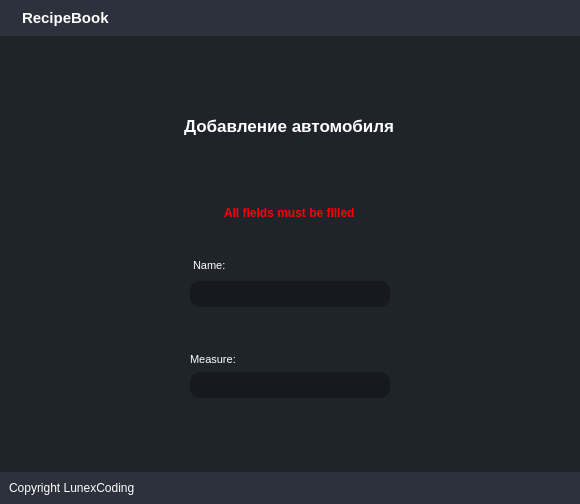
First picture: the form in forms/interface.ui, repository LunexCoding/CarRental, before the edit.
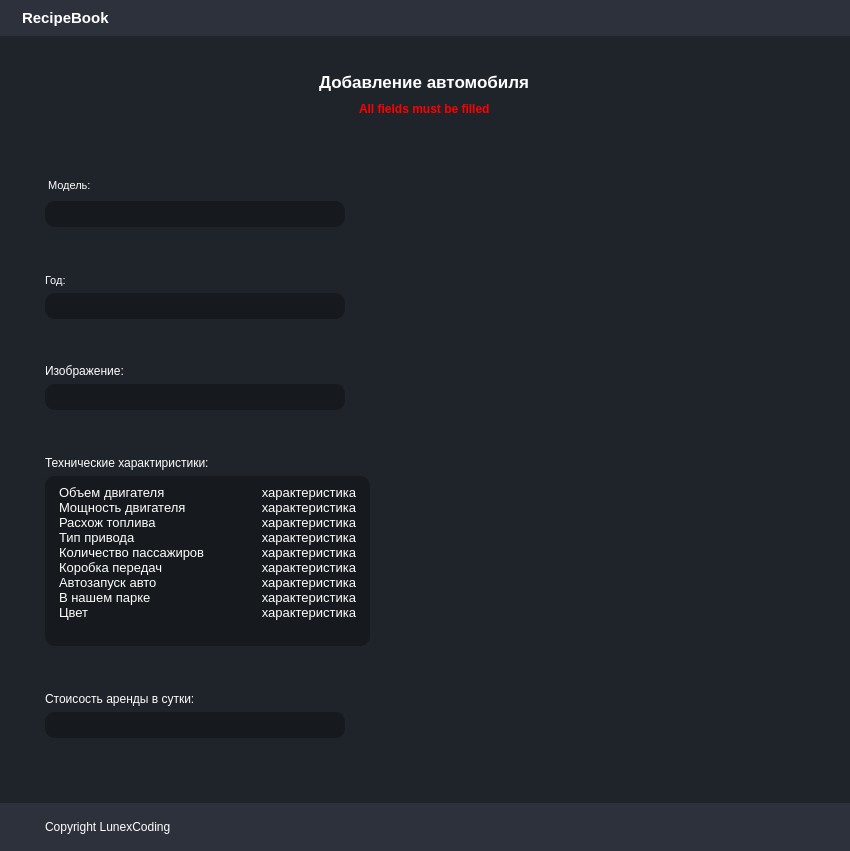
Second picture: the form after the edit. The open tabs and pages were chosen to show the change. Icons and pictures are not drawn. Custom widgets are drawn as their Qt base class.

Commit message: Add basic form for adding a car

The edit to the form file:
```diff
--- a/forms/interface.ui
+++ b/forms/interface.ui
@@ -6,8 +6,8 @@
    <rect>
     <x>0</x>
     <y>0</y>
-    <width>580</width>
-    <height>504</height>
+    <width>850</width>
+    <height>851</height>
    </rect>
   </property>
   <property name="maximumSize">
@@ -33,26 +33,6 @@
 	background-color: #1f232a;
 }
 
-#leftMenuSubContainer {
-	background-color: #16191d;
-}
-
-#leftMenuSubContainer QPushButton {
-	text-align: left;
-	padding: 5px 10px;
-	border-top-left-radius: 10px;
-	border-bottom-left-radius: 10px;
-}
-
-#centerMenuSubContainer, #rightMenuSubContainer {
-	background-color: #2c313c;
-}
-
-#frame_4, #frame_8, #popupNotificationSubContainer {
-	background-color: #16191d;
-	border-radius: 10px;
-}
-
 #headerContainer, #footerContainer {
 	background-color: #2c313c;
 }
@@ -66,154 +46,24 @@
 	border-bottom-right-radius: 10px;
 }
 
-#saveIngredientBtn {
-	margin-top: 30px;
-}
-
-/* VERTICAL SCROLLBAR */
- QScrollBar:vertical {
-	border: none;
-    background: rgb(45, 45, 68);
-    width: 14px;
-    margin: 15px 0 15px 0;
-	border-radius: 0px;
- }
-
-/*  HANDLE BAR VERTICAL */
-QScrollBar::handle:vertical {	
-	background-color: rgb(80, 80, 122);
-	min-height: 30px;
-	border-radius: 7px;
-}
-
-QScrollBar::handle:vertical:hover{	
-	background-color: #262a30;
-}
-
-QScrollBar::handle:vertical:pressed {	
+QTextEdit {
 	background-color: #16191d;
+	padding: 5px 10px;
+	border-top-left-radius: 10px;
+	border-bottom-left-radius: 10px;
+	border-top-right-radius: 10px;
+	border-bottom-right-radius: 10px;
 }
 
-/* BTN TOP - SCROLLBAR */
-QScrollBar::sub-line:vertical {
-	border: none;
-	background-color: rgb(59, 59, 90);
-	height: 15px;
-	border-top-left-radius: 7px;
-	border-top-right-radius: 7px;
-	subcontrol-position: top;
-	subcontrol-origin: margin;
+#inputSpecifications {
+	border-top-left-radius: 0;
+	border-bottom-left-radius: 0;
 }
 
-QScrollBar::sub-line:vertical:hover {	
-	background-color: #262a30;
-}
-
-QScrollBar::sub-line:vertical:pressed {	
-	background-color: #16191d;
-}
-
-/* BTN BOTTOM - SCROLLBAR */
-QScrollBar::add-line:vertical {
-	border: none;
-	background-color: rgb(59, 59, 90);
-	height: 15px;
-	border-bottom-left-radius: 7px;
-	border-bottom-right-radius: 7px;
-	subcontrol-position: bottom;
-	subcontrol-origin: margin;
-}
-
-QScrollBar::add-line:vertical:hover {	
-	background-color:#262a30;
-}
-
-QScrollBar::add-line:vertical:pressed {	
-	background-color: #16191d;
-}
-
-/* RESET ARROW */
-QScrollBar::up-arrow:vertical, QScrollBar::down-arrow:vertical {
-	background: none;
-}
-
-QScrollBar::add-page:vertical, QScrollBar::sub-page:vertical {
-	background: none;
-}
-
-
-/* HORIZONTAL SCROLLBAR */
- QScrollBar:horizontal {
-	border: none;
-    background: rgb(45, 45, 68);
-    height: 14px;
-    margin: 0 15px 0 15px;
-	border-radius: 0px;
- }
-
-/*  HANDLE BAR VERTICAL */
-QScrollBar::handle:horizontal {	
-	background-color: rgb(80, 80, 122);
-	min-width: 30px;
-	border-radius: 7px;
-}
-
-QScrollBar::handle:horizontal:hover{	
-	background-color: #262a30;
-}
-
-QScrollBar::handle:horizontal:pressed {	
-	background-color: #16191d;
-}
-
-/* BTN TOP - SCROLLBAR */
-QScrollBar::sub-line:horizontal {
-	border: none;
-	background-color: rgb(59, 59, 90);
-	width: 15px;
-	border-bottom-left-radius: 7px;
-	border-top-left-radius: 7px;
-	subcontrol-position: left;
-	subcontrol-origin: margin;
-}
-
-QScrollBar::sub-line:horizontal:hover {	
-	background-color: #262a30;
-}
-
-QScrollBar::sub-line:horizontal:pressed {	
-	background-color: #16191d;
-}
-
-/* BTN BOTTOM - SCROLLBAR */
-QScrollBar::add-line:horizontal {
-	border: none;
-	background-color: rgb(59, 59, 90);
-	width: 15px;
-	border-bottom-left-radius: 7px;
-	border-top-left-radius: 7px;
-	subcontrol-position: right;
-	subcontrol-origin: margin;
-}
-
-QScrollBar::add-line:horizontal:hover {	
-	background-color:#262a30;
-}
-
-QScrollBar::add-line:horizontal:pressed {	
-	background-color: #16191d;
-}
-
-QScrollBar:left-arrow:horizontal, QScrollBar::right-arrow:horizontal {
-	background: none;
-}
-
-QScrollBar::add-page:horizontal, QScrollBar::sub-page:horizontal {
-    background: none;
-}
-
-
-</string>
+#specificationsOptions {
+	border-top-right-radius: 0;
+	border-bottom-right-radius: 0;
+}</string>
   </property>
   <widget class="QWidget" name="centralwidget">
    <property name="autoFillBackground">
@@ -415,8 +265,8 @@
          </property>
          <property name="minimumSize">
           <size>
-           <width>527</width>
-           <height>351</height>
+           <width>850</width>
+           <height>650</height>
           </size>
          </property>
          <layout class="QHBoxLayout" name="horizontalLayout_8">
@@ -544,6 +394,12 @@
                 <layout class="QVBoxLayout" name="verticalLayout_21">
                  <item>
                   <widget class="QFrame" name="frame_11">
+                   <property name="minimumSize">
+                    <size>
+                     <width>0</width>
+                     <height>400</height>
+                    </size>
+                   </property>
                    <property name="frameShape">
                     <enum>QFrame::StyledPanel</enum>
                    </property>
@@ -556,7 +412,7 @@
                       <property name="maximumSize">
                        <size>
                         <width>16777215</width>
-                        <height>200</height>
+                        <height>100</height>
                        </size>
                       </property>
                       <property name="frameShape">
@@ -595,15 +451,12 @@
                          </property>
                         </widget>
                        </item>
-                      </layout>
-                     </widget>
-                    </item>
-                    <item alignment="Qt::AlignHCenter|Qt::AlignVCenter">
-                     <widget class="QFrame" name="frame_16">
+                       <item>
+                        <widget class="QFrame" name="frame_4">
                       <property name="minimumSize">
                        <size>
                         <width>0</width>
-                        <height>250</height>
+                           <height>20</height>
                        </size>
                       </property>
                       <property name="frameShape">
@@ -612,7 +465,22 @@
                       <property name="frameShadow">
                        <enum>QFrame::Raised</enum>
                       </property>
-                      <layout class="QVBoxLayout" name="verticalLayout_28">
+                         <layout class="QVBoxLayout" name="verticalLayout_5">
+                          <property name="spacing">
+                           <number>0</number>
+                          </property>
+                          <property name="leftMargin">
+                           <number>0</number>
+                          </property>
+                          <property name="topMargin">
+                           <number>10</number>
+                          </property>
+                          <property name="rightMargin">
+                           <number>0</number>
+                          </property>
+                          <property name="bottomMargin">
+                           <number>10</number>
+                          </property>
                        <item alignment="Qt::AlignHCenter">
                         <widget class="QLabel" name="labelErrorAddIngredient">
                          <property name="font">
@@ -631,8 +499,14 @@
                          </property>
                         </widget>
                        </item>
+                         </layout>
+                        </widget>
+                       </item>
+                      </layout>
+                     </widget>
+                    </item>
                        <item>
-                        <widget class="QFrame" name="frame_13">
+                     <widget class="QFrame" name="frame_16">
                          <property name="minimumSize">
                           <size>
                            <width>0</width>
@@ -642,7 +516,70 @@
                          <property name="maximumSize">
                           <size>
                            <width>16777215</width>
-                           <height>600</height>
+                        <height>16777215</height>
+                       </size>
+                      </property>
+                      <property name="frameShape">
+                       <enum>QFrame::StyledPanel</enum>
+                      </property>
+                      <property name="frameShadow">
+                       <enum>QFrame::Raised</enum>
+                      </property>
+                      <layout class="QVBoxLayout" name="verticalLayout_3">
+                       <property name="spacing">
+                        <number>0</number>
+                       </property>
+                       <property name="leftMargin">
+                        <number>0</number>
+                       </property>
+                       <property name="topMargin">
+                        <number>0</number>
+                       </property>
+                       <property name="rightMargin">
+                        <number>0</number>
+                       </property>
+                       <property name="bottomMargin">
+                        <number>0</number>
+                       </property>
+                       <item>
+                        <widget class="QFrame" name="frame_6">
+                         <property name="minimumSize">
+                          <size>
+                           <width>0</width>
+                           <height>0</height>
+                          </size>
+                         </property>
+                         <property name="frameShape">
+                          <enum>QFrame::StyledPanel</enum>
+                         </property>
+                         <property name="frameShadow">
+                          <enum>QFrame::Raised</enum>
+                         </property>
+                         <layout class="QFormLayout" name="formLayout_2">
+                          <property name="horizontalSpacing">
+                           <number>0</number>
+                          </property>
+                          <property name="verticalSpacing">
+                           <number>0</number>
+                          </property>
+                          <property name="leftMargin">
+                           <number>0</number>
+                          </property>
+                          <property name="topMargin">
+                           <number>0</number>
+                          </property>
+                          <property name="rightMargin">
+                           <number>0</number>
+                          </property>
+                          <property name="bottomMargin">
+                           <number>0</number>
+                          </property>
+                          <item row="0" column="0">
+                           <widget class="QFrame" name="frame_3">
+                            <property name="minimumSize">
+                             <size>
+                              <width>400</width>
+                              <height>0</height>
                           </size>
                          </property>
                          <property name="frameShape">
@@ -669,7 +606,7 @@
                              <string notr="true">margin-top: 10px</string>
                             </property>
                             <property name="text">
-                             <string>Name:</string>
+                                <string>Модель:</string>
                             </property>
                             <property name="alignment">
                              <set>Qt::AlignBottom|Qt::AlignLeading|Qt::AlignLeft</set>
@@ -690,9 +627,6 @@
                               <height>16777215</height>
                              </size>
                             </property>
-                            <property name="styleSheet">
-                             <string notr="true"/>
-                            </property>
                             <property name="text">
                              <string/>
                             </property>
@@ -701,22 +635,6 @@
                             </property>
                            </widget>
                           </item>
-                          <item>
-                           <spacer name="verticalSpacer_2">
-                            <property name="orientation">
-                             <enum>Qt::Vertical</enum>
-                            </property>
-                            <property name="sizeType">
-                             <enum>QSizePolicy::Fixed</enum>
-                            </property>
-                            <property name="sizeHint" stdset="0">
-                             <size>
-                              <width>20</width>
-                              <height>40</height>
-                             </size>
-                            </property>
-                           </spacer>
-                          </item>
                           <item>
                            <widget class="QLabel" name="label_20">
                             <property name="maximumSize">
@@ -731,7 +649,7 @@
                              </font>
                             </property>
                             <property name="text">
-                             <string>Measure:</string>
+                                <string>Год:</string>
                             </property>
                             <property name="alignment">
                              <set>Qt::AlignBottom|Qt::AlignLeading|Qt::AlignLeft</set>
@@ -752,6 +670,9 @@
                               <height>16777215</height>
                              </size>
                             </property>
+                               <property name="styleSheet">
+                                <string notr="true"/>
+                               </property>
                             <property name="text">
                              <string/>
                             </property>
@@ -760,9 +681,250 @@
                             </property>
                            </widget>
                           </item>
+                             <item alignment="Qt::AlignBottom">
+                              <widget class="QLabel" name="label_3">
+                               <property name="text">
+                                <string>Изображение:</string>
+                               </property>
+                              </widget>
+                             </item>
                           <item>
+                              <widget class="QLineEdit" name="inputImagePath">
+                               <property name="minimumSize">
+                                <size>
+                                 <width>200</width>
+                                 <height>0</height>
+                                </size>
+                               </property>
+                               <property name="maximumSize">
+                                <size>
+                                 <width>300</width>
+                                 <height>16777215</height>
+                                </size>
+                               </property>
+                              </widget>
+                             </item>
+                             <item alignment="Qt::AlignBottom">
+                              <widget class="QLabel" name="label_2">
+                               <property name="text">
+                                <string>Технические характиристики:</string>
+                               </property>
+                              </widget>
+                             </item>
+                             <item alignment="Qt::AlignLeft">
+                              <widget class="QFrame" name="frame_18">
+                               <property name="sizePolicy">
+                                <sizepolicy hsizetype="Preferred" vsizetype="Preferred">
+                                 <horstretch>0</horstretch>
+                                 <verstretch>0</verstretch>
+                                </sizepolicy>
+                               </property>
+                               <property name="minimumSize">
+                                <size>
+                                 <width>0</width>
+                                 <height>170</height>
+                                </size>
+                               </property>
+                               <property name="maximumSize">
+                                <size>
+                                 <width>16777215</width>
+                                 <height>170</height>
+                                </size>
+                               </property>
+                               <property name="frameShape">
+                                <enum>QFrame::StyledPanel</enum>
+                               </property>
+                               <property name="frameShadow">
+                                <enum>QFrame::Raised</enum>
+                               </property>
+                               <layout class="QHBoxLayout" name="horizontalLayout_15">
+                                <property name="spacing">
+                                 <number>0</number>
+                                </property>
+                                <property name="leftMargin">
+                                 <number>0</number>
+                                </property>
+                                <property name="topMargin">
+                                 <number>0</number>
+                                </property>
+                                <property name="rightMargin">
+                                 <number>0</number>
+                                </property>
+                                <property name="bottomMargin">
+                                 <number>0</number>
+                                </property>
+                                <item>
+                                 <widget class="QTextEdit" name="specificationsOptions">
+                                  <property name="maximumSize">
+                                   <size>
+                                    <width>175</width>
+                                    <height>170</height>
+                                   </size>
+                                  </property>
+                                  <property name="readOnly">
+                                   <bool>true</bool>
+                                  </property>
+                                  <property name="html">
+                                   <string>&lt;!DOCTYPE HTML PUBLIC &quot;-//W3C//DTD HTML 4.0//EN&quot; &quot;http://www.w3.org/TR/REC-html40/strict.dtd&quot;&gt;
+&lt;html&gt;&lt;head&gt;&lt;meta name=&quot;qrichtext&quot; content=&quot;1&quot; /&gt;&lt;style type=&quot;text/css&quot;&gt;
+p, li { white-space: pre-wrap; }
+&lt;/style&gt;&lt;/head&gt;&lt;body style=&quot; font-family:'MS Shell Dlg 2'; font-size:8.25pt; font-weight:400; font-style:normal;&quot;&gt;
+&lt;p style=&quot; margin-top:0px; margin-bottom:0px; margin-left:0px; margin-right:0px; -qt-block-indent:0; text-indent:0px;&quot;&gt;&lt;span style=&quot; font-size:10pt;&quot;&gt;Объем двигателя&lt;/span&gt;&lt;/p&gt;
+&lt;p style=&quot; margin-top:0px; margin-bottom:0px; margin-left:0px; margin-right:0px; -qt-block-indent:0; text-indent:0px;&quot;&gt;&lt;span style=&quot; font-size:10pt;&quot;&gt;Мощность двигателя&lt;/span&gt;&lt;/p&gt;
+&lt;p style=&quot; margin-top:0px; margin-bottom:0px; margin-left:0px; margin-right:0px; -qt-block-indent:0; text-indent:0px;&quot;&gt;&lt;span style=&quot; font-size:10pt;&quot;&gt;Расхож топлива&lt;/span&gt;&lt;/p&gt;
+&lt;p style=&quot; margin-top:0px; margin-bottom:0px; margin-left:0px; margin-right:0px; -qt-block-indent:0; text-indent:0px;&quot;&gt;&lt;span style=&quot; font-size:10pt;&quot;&gt;Тип привода&lt;/span&gt;&lt;/p&gt;
+&lt;p style=&quot; margin-top:0px; margin-bottom:0px; margin-left:0px; margin-right:0px; -qt-block-indent:0; text-indent:0px;&quot;&gt;&lt;span style=&quot; font-size:10pt;&quot;&gt;Количество пассажиров&lt;/span&gt;&lt;/p&gt;
+&lt;p style=&quot; margin-top:0px; margin-bottom:0px; margin-left:0px; margin-right:0px; -qt-block-indent:0; text-indent:0px;&quot;&gt;&lt;span style=&quot; font-size:10pt;&quot;&gt;Коробка передач&lt;/span&gt;&lt;/p&gt;
+&lt;p style=&quot; margin-top:0px; margin-bottom:0px; margin-left:0px; margin-right:0px; -qt-block-indent:0; text-indent:0px;&quot;&gt;&lt;span style=&quot; font-size:10pt;&quot;&gt;Автозапуск авто&lt;/span&gt;&lt;/p&gt;
+&lt;p style=&quot; margin-top:0px; margin-bottom:0px; margin-left:0px; margin-right:0px; -qt-block-indent:0; text-indent:0px;&quot;&gt;&lt;span style=&quot; font-size:10pt;&quot;&gt;В нашем парке&lt;/span&gt;&lt;/p&gt;
+&lt;p style=&quot; margin-top:0px; margin-bottom:0px; margin-left:0px; margin-right:0px; -qt-block-indent:0; text-indent:0px;&quot;&gt;&lt;span style=&quot; font-size:10pt;&quot;&gt;Цвет&lt;/span&gt;&lt;/p&gt;&lt;/body&gt;&lt;/html&gt;</string>
+                                  </property>
+                                 </widget>
+                                </item>
+                                <item>
+                                 <widget class="QTextEdit" name="inputSpecifications">
+                                  <property name="maximumSize">
+                                   <size>
+                                    <width>150</width>
+                                    <height>170</height>
+                                   </size>
+                                  </property>
+                                  <property name="html">
+                                   <string>&lt;!DOCTYPE HTML PUBLIC &quot;-//W3C//DTD HTML 4.0//EN&quot; &quot;http://www.w3.org/TR/REC-html40/strict.dtd&quot;&gt;
+&lt;html&gt;&lt;head&gt;&lt;meta name=&quot;qrichtext&quot; content=&quot;1&quot; /&gt;&lt;style type=&quot;text/css&quot;&gt;
+p, li { white-space: pre-wrap; }
+&lt;/style&gt;&lt;/head&gt;&lt;body style=&quot; font-family:'MS Shell Dlg 2'; font-size:8.25pt; font-weight:400; font-style:normal;&quot;&gt;
+&lt;p align=&quot;right&quot; style=&quot; margin-top:0px; margin-bottom:0px; margin-left:0px; margin-right:0px; -qt-block-indent:0; text-indent:0px;&quot;&gt;&lt;span style=&quot; font-size:10pt;&quot;&gt;характеристика&lt;/span&gt;&lt;/p&gt;
+&lt;p align=&quot;right&quot; style=&quot; margin-top:0px; margin-bottom:0px; margin-left:0px; margin-right:0px; -qt-block-indent:0; text-indent:0px;&quot;&gt;&lt;span style=&quot; font-size:10pt;&quot;&gt;характеристика&lt;/span&gt;&lt;/p&gt;
+&lt;p align=&quot;right&quot; style=&quot; margin-top:0px; margin-bottom:0px; margin-left:0px; margin-right:0px; -qt-block-indent:0; text-indent:0px;&quot;&gt;&lt;span style=&quot; font-size:10pt;&quot;&gt;характеристика&lt;/span&gt;&lt;/p&gt;
+&lt;p align=&quot;right&quot; style=&quot; margin-top:0px; margin-bottom:0px; margin-left:0px; margin-right:0px; -qt-block-indent:0; text-indent:0px;&quot;&gt;&lt;span style=&quot; font-size:10pt;&quot;&gt;характеристика&lt;/span&gt;&lt;/p&gt;
+&lt;p align=&quot;right&quot; style=&quot; margin-top:0px; margin-bottom:0px; margin-left:0px; margin-right:0px; -qt-block-indent:0; text-indent:0px;&quot;&gt;&lt;span style=&quot; font-size:10pt;&quot;&gt;характеристика&lt;/span&gt;&lt;/p&gt;
+&lt;p align=&quot;right&quot; style=&quot; margin-top:0px; margin-bottom:0px; margin-left:0px; margin-right:0px; -qt-block-indent:0; text-indent:0px;&quot;&gt;&lt;span style=&quot; font-size:10pt;&quot;&gt;характеристика&lt;/span&gt;&lt;/p&gt;
+&lt;p align=&quot;right&quot; style=&quot; margin-top:0px; margin-bottom:0px; margin-left:0px; margin-right:0px; -qt-block-indent:0; text-indent:0px;&quot;&gt;&lt;span style=&quot; font-size:10pt;&quot;&gt;характеристика&lt;/span&gt;&lt;/p&gt;
+&lt;p align=&quot;right&quot; style=&quot; margin-top:0px; margin-bottom:0px; margin-left:0px; margin-right:0px; -qt-block-indent:0; text-indent:0px;&quot;&gt;&lt;span style=&quot; font-size:10pt;&quot;&gt;характеристика&lt;/span&gt;&lt;/p&gt;
+&lt;p align=&quot;right&quot; style=&quot; margin-top:0px; margin-bottom:0px; margin-left:0px; margin-right:0px; -qt-block-indent:0; text-indent:0px;&quot;&gt;&lt;span style=&quot; font-size:10pt;&quot;&gt;характеристика&lt;/span&gt;&lt;/p&gt;&lt;/body&gt;&lt;/html&gt;</string>
+                                  </property>
+                                 </widget>
+                                </item>
+                               </layout>
+                              </widget>
+                             </item>
+                             <item alignment="Qt::AlignBottom">
+                              <widget class="QLabel" name="label_4">
+                               <property name="text">
+                                <string>Стоисость аренды в сутки:</string>
+                               </property>
+                              </widget>
+                             </item>
+                             <item>
+                              <widget class="QLineEdit" name="inputCost">
+                               <property name="minimumSize">
+                                <size>
+                                 <width>200</width>
+                                 <height>0</height>
+                                </size>
+                               </property>
+                               <property name="maximumSize">
+                                <size>
+                                 <width>300</width>
+                                 <height>16777215</height>
+                                </size>
+                               </property>
+                              </widget>
+                             </item>
+                            </layout>
+                           </widget>
+                          </item>
+                          <item row="0" column="1">
+                           <widget class="QFrame" name="frame_8">
+                            <property name="frameShape">
+                             <enum>QFrame::StyledPanel</enum>
+                            </property>
+                            <property name="frameShadow">
+                             <enum>QFrame::Raised</enum>
+                            </property>
+                            <layout class="QVBoxLayout" name="verticalLayout_6">
+                             <property name="spacing">
+                              <number>10</number>
+                             </property>
+                             <property name="leftMargin">
+                              <number>10</number>
+                             </property>
+                             <property name="topMargin">
+                              <number>0</number>
+                             </property>
+                             <property name="rightMargin">
+                              <number>10</number>
+                             </property>
+                             <property name="bottomMargin">
+                              <number>10</number>
+                             </property>
+                             <item>
+                              <widget class="QLabel" name="imageArea">
+                               <property name="text">
+                                <string/>
+                               </property>
+                              </widget>
+                             </item>
+                            </layout>
+                           </widget>
+                          </item>
+                         </layout>
+                        </widget>
+                       </item>
+                      </layout>
+                     </widget>
+                    </item>
+                   </layout>
+                  </widget>
+                 </item>
+                </layout>
+               </widget>
+               <widget class="QWidget" name="pageEditCar">
+                <layout class="QVBoxLayout" name="verticalLayout_2">
+                 <item alignment="Qt::AlignHCenter|Qt::AlignVCenter">
+                  <widget class="QLabel" name="label">
+                   <property name="font">
+                    <font>
+                     <pointsize>13</pointsize>
+                     <weight>75</weight>
+                     <bold>true</bold>
+                    </font>
+                   </property>
+                   <property name="text">
+                    <string>Изменение предожения об аренде автомобиля</string>
+                   </property>
+                  </widget>
+                 </item>
+                </layout>
+               </widget>
+              </widget>
+             </item>
+             <item alignment="Qt::AlignHCenter">
+              <widget class="QFrame" name="frame">
+               <property name="frameShape">
+                <enum>QFrame::StyledPanel</enum>
+               </property>
+               <property name="frameShadow">
+                <enum>QFrame::Raised</enum>
+               </property>
                            <layout class="QHBoxLayout" name="horizontalLayout_2">
-                            <item>
+                <property name="spacing">
+                 <number>0</number>
+                </property>
+                <property name="leftMargin">
+                 <number>0</number>
+                </property>
+                <property name="topMargin">
+                 <number>0</number>
+                </property>
+                <property name="rightMargin">
+                 <number>0</number>
+                </property>
+                <property name="bottomMargin">
+                 <number>0</number>
+                </property>
+                <item alignment="Qt::AlignRight">
                              <widget class="QPushButton" name="saveCarBtn">
                               <property name="text">
                                <string/>
@@ -779,7 +941,24 @@
                               </property>
                              </widget>
                             </item>
-                            <item>
+                <item alignment="Qt::AlignHCenter">
+                 <widget class="QPushButton" name="previewImageBtn">
+                  <property name="text">
+                   <string/>
+                  </property>
+                  <property name="icon">
+                   <iconset resource="../resources.qrc">
+                    <normaloff>:/icons/image.svg</normaloff>:/icons/image.svg</iconset>
+                  </property>
+                  <property name="iconSize">
+                   <size>
+                    <width>24</width>
+                    <height>24</height>
+                   </size>
+                  </property>
+                 </widget>
+                </item>
+                <item alignment="Qt::AlignLeft">
                              <widget class="QPushButton" name="homeBtn">
                               <property name="text">
                                <string/>
@@ -797,36 +976,6 @@
                              </widget>
                             </item>
                            </layout>
-                          </item>
-                         </layout>
-                        </widget>
-                       </item>
-                      </layout>
-                     </widget>
-                    </item>
-                   </layout>
-                  </widget>
-                 </item>
-                </layout>
-               </widget>
-               <widget class="QWidget" name="pageEditCar">
-                <layout class="QVBoxLayout" name="verticalLayout_2">
-                 <item alignment="Qt::AlignHCenter|Qt::AlignVCenter">
-                  <widget class="QLabel" name="label">
-                   <property name="font">
-                    <font>
-                     <pointsize>13</pointsize>
-                     <weight>75</weight>
-                     <bold>true</bold>
-                    </font>
-                   </property>
-                   <property name="text">
-                    <string>Изменение предожения об аренде автомобиля</string>
-                   </property>
-                  </widget>
-                 </item>
-                </layout>
-               </widget>
               </widget>
              </item>
             </layout>
@@ -862,6 +1011,28 @@
              <enum>QFrame::Raised</enum>
             </property>
             <layout class="QHBoxLayout" name="horizontalLayout_12">
+             <item>
+              <widget class="QFrame" name="sizeGrip">
+               <property name="minimumSize">
+                <size>
+                 <width>30</width>
+                 <height>30</height>
+                </size>
+               </property>
+               <property name="maximumSize">
+                <size>
+                 <width>30</width>
+                 <height>30</height>
+                </size>
+               </property>
+               <property name="frameShape">
+                <enum>QFrame::StyledPanel</enum>
+               </property>
+               <property name="frameShadow">
+                <enum>QFrame::Raised</enum>
+               </property>
+              </widget>
+             </item>
              <item>
               <widget class="QLabel" name="label_15">
                <property name="text">
@@ -872,28 +1043,6 @@
             </layout>
            </widget>
           </item>
-          <item>
-           <widget class="QFrame" name="sizeGrip">
-            <property name="minimumSize">
-             <size>
-              <width>30</width>
-              <height>30</height>
-             </size>
-            </property>
-            <property name="maximumSize">
-             <size>
-              <width>30</width>
-              <height>30</height>
-             </size>
-            </property>
-            <property name="frameShape">
-             <enum>QFrame::StyledPanel</enum>
-            </property>
-            <property name="frameShadow">
-             <enum>QFrame::Raised</enum>
-            </property>
-           </widget>
-          </item>
          </layout>
         </widget>
        </item>
```
Left out of the diff: 27 changed lines with no effect on the pictures. Lines whose indentation alone changed are shown as unchanged.
